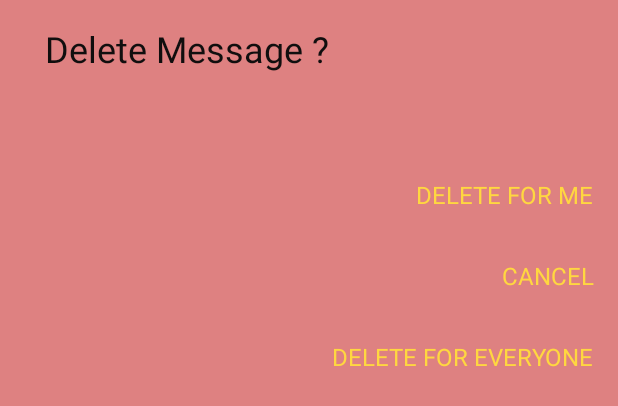
After one commit to Vishal-1232/Reach-Me, an Android app: the layout custom_dialog.xml on its own in the app's theme, with its tools: preview values and no code run, on a phone screen of 412 x 824 dp. The commit adds this screen. Shown: the top 406 px of the screen. Run offline under Robolectric (Android 15) with nearby library versions, the phone set to English and light mode, and no system bars.

Commit message:
Delete for everyone feature added

```diff
--- /dev/null
+++ b/app/src/main/res/layout/custom_dialog.xml
@@ -0,0 +1,77 @@
+<?xml version="1.0" encoding="utf-8"?>
+<androidx.constraintlayout.widget.ConstraintLayout xmlns:android="http://schemas.android.com/apk/res/android"
+    xmlns:app="http://schemas.android.com/apk/res-auto"
+    xmlns:tools="http://schemas.android.com/tools"
+    android:layout_width="match_parent"
+    android:layout_height="match_parent"
+    android:background="#DE8181">
+
+    <TextView
+        android:id="@+id/textView13"
+        android:layout_width="wrap_content"
+        android:layout_height="wrap_content"
+        android:layout_marginStart="8dp"
+        android:layout_marginTop="16dp"
+        android:layout_marginEnd="112dp"
+        android:text="Delete Message ?"
+        android:textColor="#100E0E"
+        android:textSize="24sp"
+        app:layout_constraintEnd_toEndOf="parent"
+        app:layout_constraintHorizontal_bias="0.163"
+        app:layout_constraintStart_toStartOf="@+id/guideline4"
+        app:layout_constraintTop_toTopOf="parent" />
+
+    <TextView
+        android:id="@+id/dltForMe"
+        android:layout_width="wrap_content"
+        android:layout_height="wrap_content"
+        android:layout_marginTop="70dp"
+        android:text="DELETE FOR ME"
+        android:textColor="#FFD740"
+        android:textSize="16sp"
+        app:layout_constraintEnd_toStartOf="@+id/guideline6"
+        app:layout_constraintTop_toBottomOf="@+id/textView13" />
+
+    <TextView
+        android:id="@+id/cancel"
+        android:layout_width="wrap_content"
+        android:layout_height="wrap_content"
+        android:layout_marginTop="32dp"
+        android:text="CANCEL"
+        android:textColor="#FFD740"
+        android:textSize="16sp"
+        app:layout_constraintEnd_toStartOf="@+id/guideline6"
+        app:layout_constraintTop_toBottomOf="@+id/dltForMe" />
+
+    <TextView
+        android:id="@+id/dltForEveryone"
+        android:layout_width="wrap_content"
+        android:layout_height="19dp"
+        android:layout_marginTop="32dp"
+        android:text="DELETE FOR EVERYONE"
+        android:textColor="#FFD740"
+        android:textSize="16sp"
+        app:layout_constraintEnd_toStartOf="@+id/guideline6"
+        app:layout_constraintTop_toBottomOf="@+id/cancel" />
+
+    <androidx.constraintlayout.widget.Guideline
+        android:id="@+id/guideline3"
+        android:layout_width="wrap_content"
+        android:layout_height="wrap_content"
+        android:orientation="horizontal"
+        app:layout_constraintGuide_begin="289dp" />
+
+    <androidx.constraintlayout.widget.Guideline
+        android:id="@+id/guideline4"
+        android:layout_width="wrap_content"
+        android:layout_height="wrap_content"
+        android:orientation="vertical"
+        app:layout_constraintGuide_begin="7dp" />
+
+    <androidx.constraintlayout.widget.Guideline
+        android:id="@+id/guideline6"
+        android:layout_width="wrap_content"
+        android:layout_height="wrap_content"
+        android:orientation="vertical"
+        app:layout_constraintGuide_end="16dp" />
+</androidx.constraintlayout.widget.ConstraintLayout>
```
Also changed, not shown: app/src/main/java/com/example/reachme/Adapters/ChatAdapter.java (+57 -7 lines).
